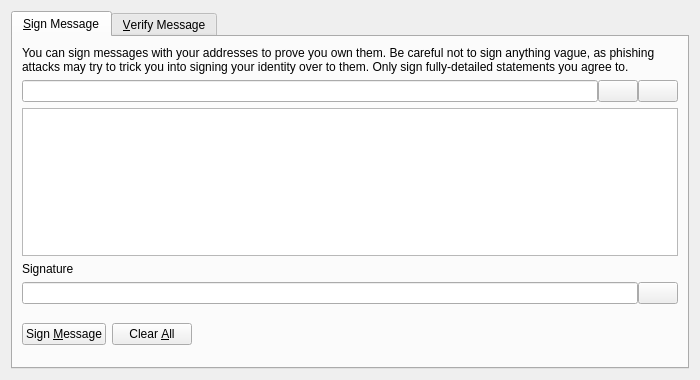
This is src/qt/forms/signverifymessagedialog.ui in qubitcoin/QubitCoin as Qt 5 draws it before an edit. The edited form follows.
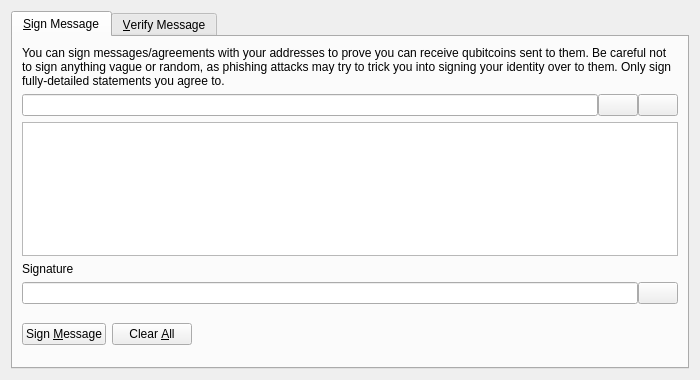
This is the edited form. Icons and pictures are not drawn. Custom widgets are drawn as their Qt base class.

The edit to the form file:
```diff
--- a/src/qt/forms/signverifymessagedialog.ui
+++ b/src/qt/forms/signverifymessagedialog.ui
@@ -30,7 +30,7 @@
        <item>
         <widget class="QLabel" name="infoLabel_SM">
          <property name="text">
-          <string>You can sign messages with your addresses to prove you own them. Be careful not to sign anything vague, as phishing attacks may try to trick you into signing your identity over to them. Only sign fully-detailed statements you agree to.</string>
+          <string>You can sign messages/agreements with your addresses to prove you can receive qubitcoins sent to them. Be careful not to sign anything vague or random, as phishing attacks may try to trick you into signing your identity over to them. Only sign fully-detailed statements you agree to.</string>
          </property>
          <property name="textFormat">
           <enum>Qt::PlainText</enum>
```
Left out of the diff: 20 changed lines with no effect on the pictures.
